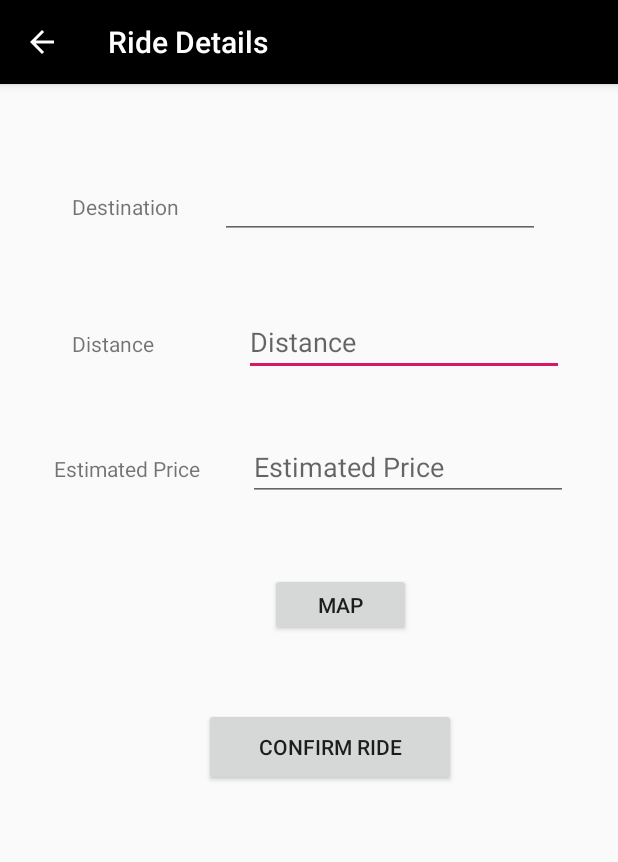
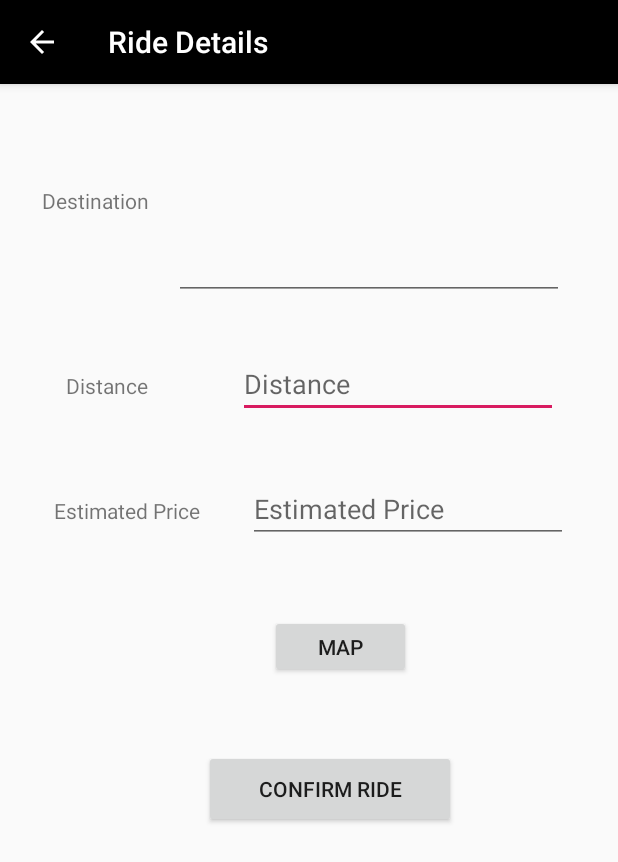
Before and after one commit to Nimitlambton/ServiceOnPassenger, an Android app: the rideDetails screen opened directly, with no data from a screen before it, on a phone screen of 412 x 824 dp. Shown: the top 862 px of the screen. Run offline under Robolectric (Android 15) with nearby library versions, the phone set to English and light mode, and no system bars; our stand-ins replace Firebase (no records; nobody signed in at launch, a user with empty details on screens opened directly), Room's generated code.

```diff
--- a/app/src/main/res/layout/activity_ride_details.xml
+++ b/app/src/main/res/layout/activity_ride_details.xml
@@ -20,18 +20,19 @@
         android:id="@+id/textView8"
         android:layout_width="wrap_content"
         android:layout_height="wrap_content"
-        android:layout_marginStart="48dp"
-        android:layout_marginTop="72dp"
+        android:layout_marginStart="44dp"
+        android:layout_marginTop="104dp"
         android:text="Distance"
         app:layout_constraintStart_toStartOf="parent"
         app:layout_constraintTop_toBottomOf="@+id/textView2" />
 
     <TextView
         android:id="@+id/textView2"
+
         android:layout_width="wrap_content"
         android:layout_height="wrap_content"
-        android:layout_marginStart="48dp"
-        android:layout_marginTop="72dp"
+        android:layout_marginStart="28dp"
+        android:layout_marginTop="68dp"
         android:text="Destination"
         app:layout_constraintStart_toStartOf="parent"
         app:layout_constraintTop_toTopOf="parent" />
@@ -80,11 +81,16 @@
 
     <EditText
         android:id="@+id/destination"
-        android:layout_width="wrap_content"
+        android:layout_width="260dp"
         android:layout_height="wrap_content"
-        android:layout_marginEnd="52dp"
-        android:ems="10"
-        android:inputType="textPostalAddress"
-        app:layout_constraintBaseline_toBaselineOf="@+id/textView2"
-        app:layout_constraintEnd_toEndOf="parent" />
+        android:layout_marginTop="56dp"
+        android:layout_marginEnd="36dp"
+        android:inputType="textMultiLine"
+        android:lines="10"
+        android:maxLines="2"
+        android:minLines="3"
+        android:scrollbars="vertical"
+        android:singleLine="false"
+        app:layout_constraintEnd_toEndOf="parent"
+        app:layout_constraintTop_toTopOf="parent" />
 </androidx.constraintlayout.widget.ConstraintLayout>
```
Also changed, not shown: app/src/main/java/com/lambtonserviceon/AppActivity/rideDetails.kt (+23 -11 lines).
